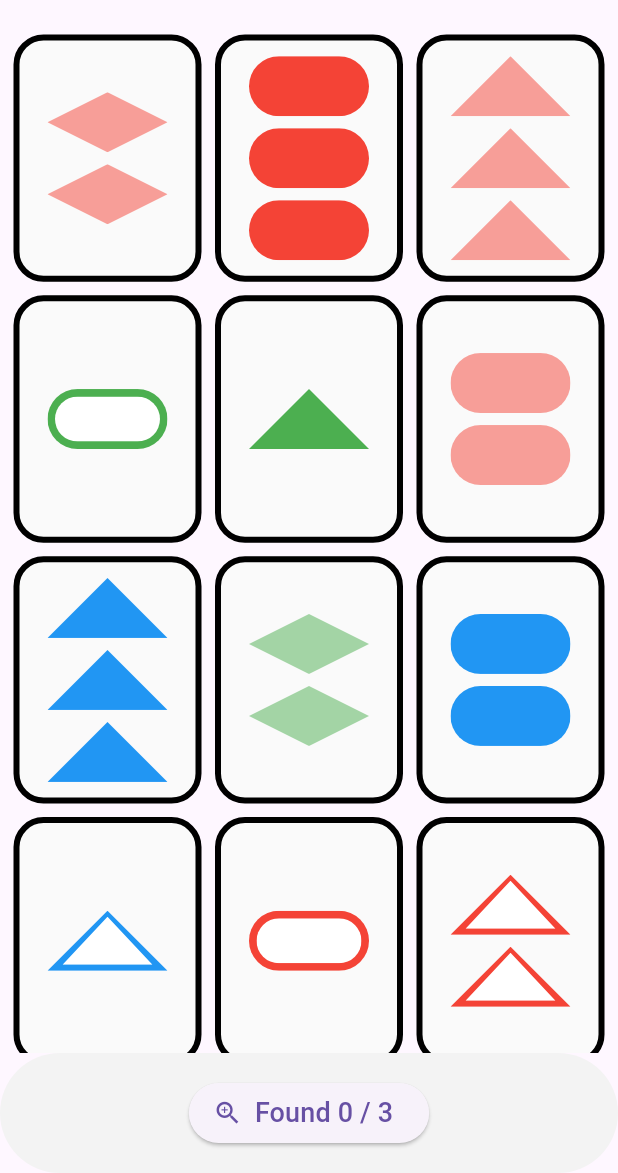
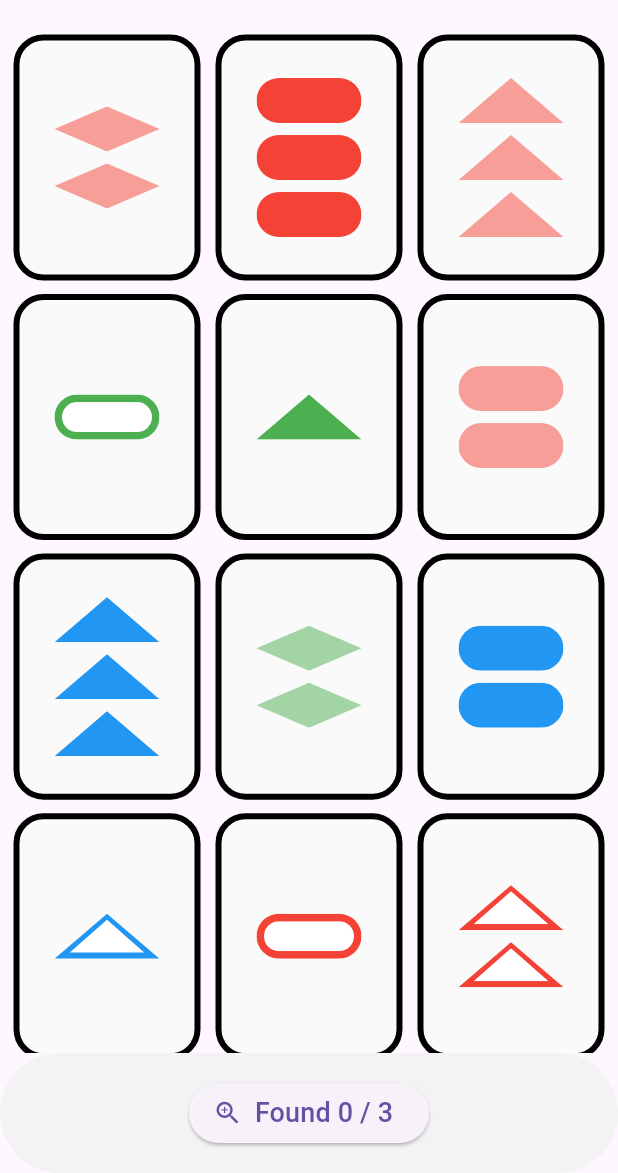
Before and after one commit to PhatchChp/set-games, a Flutter app: the screen it shows after launch, on a phone screen of 412 x 824 dp, the part 63-1236 px from its top. Run offline on Flutter 3.47's test engine with Material 2 defaults, Android fonts, the phone set to English and light mode, and no system bars.

Commit message:
update size-shape and

```diff
--- a/lib/view/shape.dart
+++ b/lib/view/shape.dart
@@ -13,14 +13,15 @@ class ShapeWidget extends StatelessWidget {
     switch (shape) {
       case Shape.triangle:
         return shading == Shading.transparant
-            ? Stack(
+            ? SizedBox(
+                child: Stack(
                   alignment: AlignmentDirectional.center,
                   children: [
                     ClipPath(
                       clipper: TriangleShape(),
                       child: Container(
-                      width: 80,
-                      height: 40,
+                        width: 70,
+                        height: 30,
                         decoration: BoxDecoration(
                           color: shading == Shading.semiFill
                               ? color.withOpacity(0.5)
@@ -31,35 +32,39 @@ class ShapeWidget extends StatelessWidget {
                     ClipPath(
                       clipper: TriangleShape(),
                       child: Container(
-                      width: 60,
-                      height: 32,
+                        width: 50,
+                        height: 22,
                         decoration: const BoxDecoration(
                           color: Colors.white,
                         ),
                       ),
                     ),
                   ],
+                ),
               )
-            : ClipPath(
+            : SizedBox(
+                child: ClipPath(
                   clipper: TriangleShape(),
                   child: Container(
                     color: shading == Shading.semiFill
                         ? color.withOpacity(0.5)
                         : color,
-                  width: 80,
-                  height: 40,
+                    width: 70,
+                    height: 30,
+                  ),
                 ),
               );
       case Shape.diamonds:
         return shading == Shading.transparant
-            ? Stack(
+            ? SizedBox(
+                child: Stack(
                   alignment: AlignmentDirectional.center,
                   children: [
                     ClipPath(
                       clipper: DiamondShape(),
                       child: Container(
-                      width: 80,
-                      height: 40,
+                        width: 70,
+                        height: 30,
                         decoration: BoxDecoration(
                           color: shading == Shading.semiFill
                               ? color.withOpacity(0.5)
@@ -70,28 +75,32 @@ class ShapeWidget extends StatelessWidget {
                     ClipPath(
                       clipper: DiamondShape(),
                       child: Container(
-                      width: 60,
-                      height: 30,
+                        width: 50,
+                        height: 20,
                         decoration: const BoxDecoration(
                           color: Colors.white,
                         ),
                       ),
                     ),
                   ],
+                ),
               )
-            : ClipPath(
+            : SizedBox(
+                child: ClipPath(
                   clipper: DiamondShape(),
                   child: Container(
                     color: shading == Shading.semiFill
                         ? color.withOpacity(0.5)
                         : color,
-                  width: 80,
-                  height: 40,
+                    width: 70,
+                    height: 30,
+                  ),
                 ),
               );
       case Shape.capsule:
         return shading == Shading.transparant
-            ? Stack(
+            ? SizedBox(
+                child: Stack(
                   alignment: Alignment.center,
                   children: [
                     ClipRRect(
@@ -100,26 +109,29 @@ class ShapeWidget extends StatelessWidget {
                           color: shading == Shading.semiFill
                               ? color.withOpacity(0.5)
                               : color,
-                        width: 80,
-                        height: 40,
+                          width: 70,
+                          height: 30,
                         )),
                     ClipRRect(
                         borderRadius: BorderRadius.circular(100),
                         child: Container(
                           color: Colors.white,
-                        width: 70,
-                        height: 30,
+                          width: 60,
+                          height: 20,
                         )),
                   ],
+                ),
               )
-            : ClipRRect(
+            : SizedBox(
+                child: ClipRRect(
                   borderRadius: BorderRadius.circular(100),
                   child: Container(
                     color: shading == Shading.semiFill
                         ? color.withOpacity(0.5)
                         : color,
-                  width: 80,
-                  height: 40,
+                    width: 70,
+                    height: 30,
+                  ),
                 ),
               );
       default:
--- a/lib/view/view_screen.dart
+++ b/lib/view/view_screen.dart
@@ -74,11 +74,13 @@ class _ViewScreenState extends State<ViewScreen> {
     return cards == null
         ? Container()
         : GridView.builder(
-            gridDelegate: const SliverGridDelegateWithFixedCrossAxisCount(
-                crossAxisCount: 3,
-                childAspectRatio: 0.76,
-                crossAxisSpacing: 9,
-                mainAxisSpacing: 9),
+            gridDelegate: SliverGridDelegateWithFixedCrossAxisCount(
+              crossAxisCount: 3,
+              childAspectRatio: viewModel.listStream.length > 12 ? 0.95 : 0.76,
+              crossAxisSpacing: 10,
+              mainAxisSpacing: 9,
+              // mainAxisExtent: 135,
+            ),
             padding: const EdgeInsets.all(9),
             itemCount: viewModel.listStream.length,
             itemBuilder: (context, index) {
--- a/pubspec.yaml
+++ b/pubspec.yaml
@@ -35,6 +35,7 @@ dependencies:
   # The following adds the Cupertino Icons font to your application.
   # Use with the CupertinoIcons class for iOS style icons.
   cupertino_icons: ^1.0.2
+  responsive: ^0.3.11+11
 
 dev_dependencies:
   flutter_test:
```
Also changed, not shown: pubspec.lock, 2 other files. Lines whose indentation alone changed are shown as unchanged.
